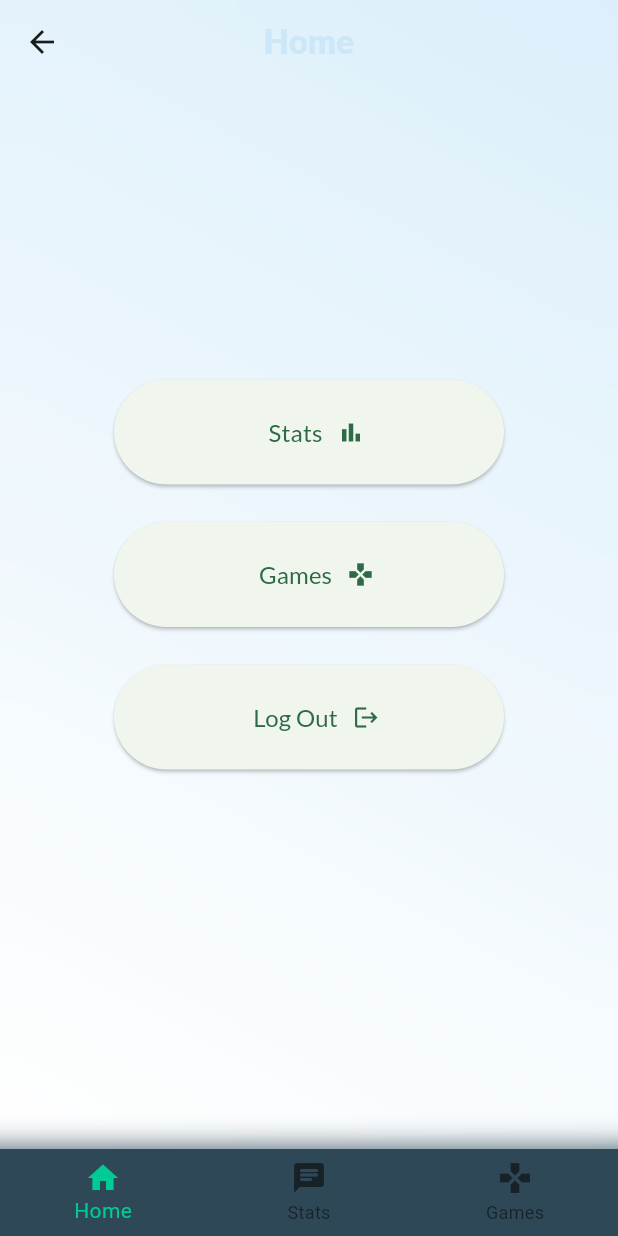
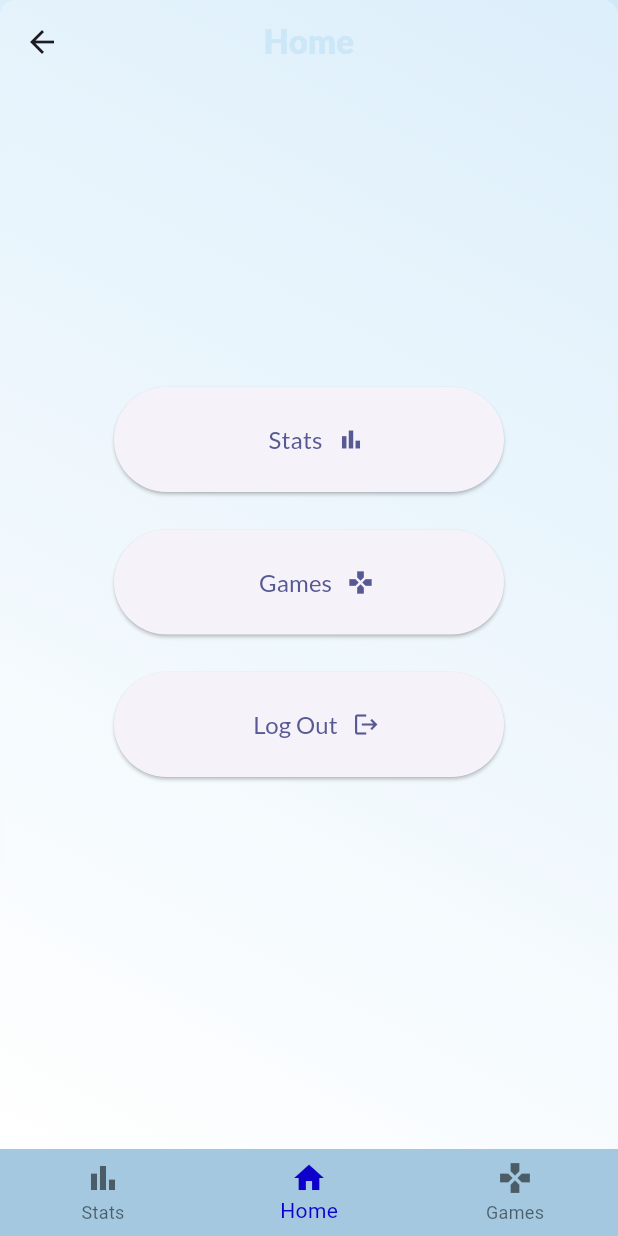
Before and after one commit to IgnacyBerent/Flutter-cognitive_assesment_test_app, a Flutter app: the NavigatorLayoutTemplate screen opened directly, on a phone screen of 412 x 824 dp. Run offline on Flutter 3.47's test engine with Material 3 defaults, Android fonts, the phone set to English and light mode, and no system bars; our stand-ins replace flutter_secure_storage, google_fonts; missing offline and left inert: jaguar_jwt; accounts and stored records are empty.

Commit message:
Adjusting app layout

```diff
--- a/lib/main.dart
+++ b/lib/main.dart
@@ -21,7 +21,7 @@ class MyApp extends StatelessWidget {
       title: 'Cognitive Assesment Test App',
       theme: ThemeData(
         colorScheme: ColorScheme.fromSeed(
-          seedColor: const Color.fromARGB(255, 36, 255, 153),
+          seedColor: const Color.fromARGB(255, 15, 11, 240),
         ),
         useMaterial3: true,
       ),
--- a/lib/widgets/layout_template/animated_background_container.dart
+++ b/lib/widgets/layout_template/animated_background_container.dart
@@ -1,8 +1,7 @@
 import 'package:flutter/material.dart';
 
 class AnimatedBackgroundContainer extends StatelessWidget {
-  const AnimatedBackgroundContainer({super.key, required this.child});
-  final Widget child;
+  const AnimatedBackgroundContainer({super.key});
 
   @override
   Widget build(BuildContext context) {
@@ -19,9 +18,6 @@ class AnimatedBackgroundContainer extends StatelessWidget {
           ],
         ),
       ),
-      child: CustomPaint(
-        child: child,
-      ),
     );
   }
 }
--- a/lib/widgets/layout_template/centered_view.dart
+++ b/lib/widgets/layout_template/blur_cover.dart
@@ -2,14 +2,14 @@ import 'dart:ui';
 
 import 'package:flutter/material.dart';
 
-class CenteredView extends StatelessWidget {
-  final Widget child;
-  const CenteredView({super.key, required this.child});
+class BlurCover extends StatelessWidget {
+  const BlurCover({super.key});
 
   @override
   Widget build(BuildContext context) {
     return Container(
-      alignment: Alignment.topCenter,
+      width: double.infinity,
+      height: double.infinity,
       decoration: BoxDecoration(
         color: Colors.white.withOpacity(0.25),
         borderRadius: BorderRadius.circular(10),
@@ -24,7 +24,6 @@ class CenteredView extends StatelessWidget {
       child: ClipRRect(
         child: BackdropFilter(
           filter: ImageFilter.blur(sigmaX: 10, sigmaY: 10),
-          child: child,
         ),
       ),
     );
--- /dev/null
+++ b/lib/widgets/layout_template/center_view.dart
@@ -0,0 +1,17 @@
+import 'package:flutter/material.dart';
+
+class CenterView extends StatelessWidget {
+  const CenterView({super.key, required this.child});
+
+  final Widget child;
+
+  @override
+  Widget build(BuildContext context) {
+    return Padding(
+      padding: const EdgeInsets.fromLTRB(25, 50, 25, 40),
+      child: Center(
+        child: child,
+      ),
+    );
+  }
+}
--- a/lib/widgets/layout_template/layout_template.dart
+++ b/lib/widgets/layout_template/layout_template.dart
@@ -1,5 +1,6 @@
 import 'package:cognitive_assesment_test_app/widgets/layout_template/animated_background_container.dart';
-import 'package:cognitive_assesment_test_app/widgets/layout_template/centered_view.dart';
+import 'package:cognitive_assesment_test_app/widgets/layout_template/blur_cover.dart';
+import 'package:cognitive_assesment_test_app/widgets/layout_template/center_view.dart';
 import 'package:cognitive_assesment_test_app/widgets/layout_template/layout_app_bar.dart';
 import 'package:flutter/material.dart';
 
@@ -21,8 +22,14 @@ class LayoutTemplate extends StatelessWidget {
       appBar: LayoutAppBar(
         title: screenName,
       ),
-      body: AnimatedBackgroundContainer(
-        child: CenteredView(child: child),
+      body: Stack(
+        children: [
+          const AnimatedBackgroundContainer(),
+          const BlurCover(),
+          CenterView(
+            child: child,
+          ),
+        ],
       ),
     );
   }
--- a/lib/widgets/layout_template/navigator_layout_template.dart
+++ b/lib/widgets/layout_template/navigator_layout_template.dart
@@ -1,8 +1,9 @@
-import 'package:cognitive_assesment_test_app/views/games/games_screen.dart';
+import 'package:cognitive_assesment_test_app/views/games_screen/games_screen.dart';
 import 'package:cognitive_assesment_test_app/views/home_screen/home_screen.dart';
 import 'package:cognitive_assesment_test_app/views/stats_screen/stats_screen.dart';
 import 'package:cognitive_assesment_test_app/widgets/layout_template/animated_background_container.dart';
-import 'package:cognitive_assesment_test_app/widgets/layout_template/centered_view.dart';
+import 'package:cognitive_assesment_test_app/widgets/layout_template/blur_cover.dart';
+import 'package:cognitive_assesment_test_app/widgets/layout_template/center_view.dart';
 import 'package:cognitive_assesment_test_app/widgets/layout_template/layout_app_bar.dart';
 import 'package:flutter/material.dart';
 
@@ -17,23 +18,23 @@ class NavigatorLayoutTemplate extends StatefulWidget {
 }
 
 class _NavigatorLayoutTemplateState extends State<NavigatorLayoutTemplate> {
-  int _selectedPageIndex = 0;
+  int _selectedPageIndex = 1;
 
   void selectPage(int index) => setState(() => _selectedPageIndex = index);
 
   @override
   Widget build(BuildContext context) {
-    Widget activePage = const HomeScreen();
+    Widget activePage = HomeScreen(selectPage: (index) => selectPage(index));
     String activePageTitle = 'Your profile';
 
-    if (_selectedPageIndex == 1) {
+    if (_selectedPageIndex == 0) {
       activePage = const StatsScreen();
       activePageTitle = 'Your Statistics';
-    } else if (_selectedPageIndex == 0) {
-      activePage = const HomeScreen();
+    } else if (_selectedPageIndex == 1) {
+      activePage = HomeScreen(selectPage: (index) => selectPage(index));
       activePageTitle = 'Home';
     } else if (_selectedPageIndex == 2) {
-      activePage = const GamesScreen();
+      activePage = GamesScreen();
       activePageTitle = 'Games';
     }
 
@@ -43,10 +44,14 @@ class _NavigatorLayoutTemplateState extends State<NavigatorLayoutTemplate> {
       appBar: LayoutAppBar(
         title: activePageTitle,
       ),
-      body: AnimatedBackgroundContainer(
-        child: CenteredView(
-          child: activePage,
-        ),
+      body: Stack(
+        children: [
+          const AnimatedBackgroundContainer(),
+          const BlurCover(),
+          CenterView(
+            child: activePage,
+          ),
+        ],
       ),
       bottomNavigationBar: Theme(
         data: Theme.of(context).copyWith(
@@ -54,18 +59,18 @@ class _NavigatorLayoutTemplateState extends State<NavigatorLayoutTemplate> {
         ),
         child: BottomNavigationBar(
           elevation: 0,
-          backgroundColor: const Color(0xFF2F4858),
+          backgroundColor: const Color.fromARGB(255, 163, 200, 223),
           onTap: selectPage,
           currentIndex: _selectedPageIndex,
-          selectedItemColor: const Color(0xFF00CB94),
+          selectedItemColor: const Color.fromARGB(255, 14, 0, 203),
           items: const [
+            BottomNavigationBarItem(
+              icon: Icon(Icons.bar_chart),
+              label: 'Stats',
+            ),
             BottomNavigationBarItem(
               icon: Icon(Icons.home),
               label: 'Home',
-            ),
-            BottomNavigationBarItem(
-              icon: Icon(Icons.chat_rounded),
-              label: 'Stats',
             ),
             BottomNavigationBarItem(
               icon: Icon(Icons.games),
--- a/lib/widgets/widget_tree.dart
+++ b/lib/widgets/widget_tree.dart
@@ -53,6 +53,7 @@ class _WidgetTreeState extends State<WidgetTree> {
     return StreamBuilder<bool>(
       stream: tokenController.stream,
       builder: (context, snapshot) {
+        return const NavigatorLayoutTemplate(); // TODO: delete after implementing the jwt logic
         if (snapshot.connectionState == ConnectionState.waiting) {
           return const CircularProgressIndicator();
         } else {
```
